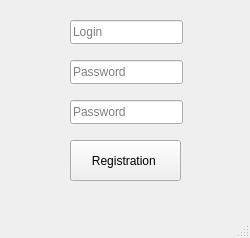
Before: the Qt Designer form ui/registration.ui in Ruha24/HotelQt, drawn with Qt 5.
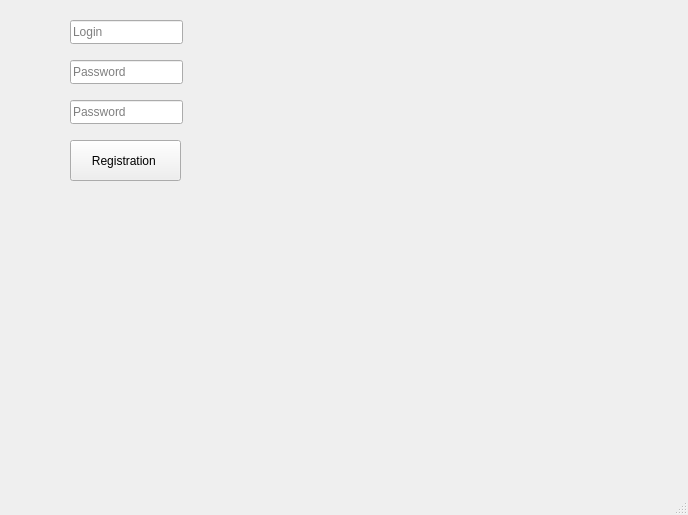
After: the same form once the commit is applied.

The edit to the form file:
```diff
--- a/ui/registration.ui
+++ b/ui/registration.ui
@@ -6,8 +6,8 @@
    <rect>
     <x>0</x>
     <y>0</y>
-    <width>250</width>
-    <height>238</height>
+    <width>688</width>
+    <height>515</height>
    </rect>
   </property>
   <property name="windowTitle">
```
Left out of the diff: 2 changed lines with no effect on the pictures.
